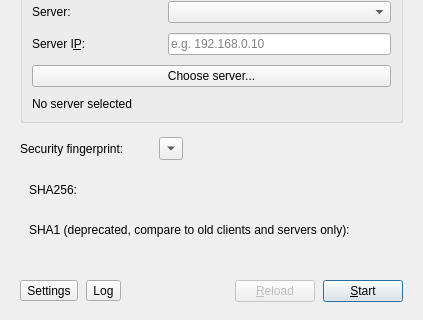
Qt form src/gui/src/MainWindow.ui (pedro-lucaas/inputServer) before a commit; both pictures show x 0 to 423 and y 508 to 828 of the 423 by 828 pixel window.
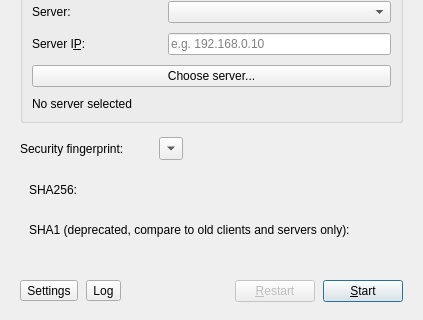
The same form after that commit.

Commit message: fix: keep stop and restart responsive with progress states

```diff
--- a/src/gui/src/MainWindow.ui
+++ b/src/gui/src/MainWindow.ui
@@ -650,7 +650,7 @@
          <bool>false</bool>
         </property>
         <property name="text">
-         <string>&amp;Reload</string>
+         <string>&amp;Restart</string>
         </property>
         <property name="toolTip">
          <string>Restart the connection to apply changes</string>
```
The commit also changes 12 other files.
